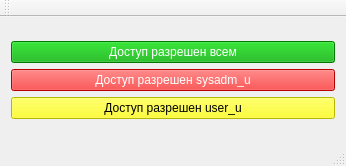
Above: src/UIR8/mainwindow.ui from HotIceCream/uir8_doc before the change. Below: the same form after it.
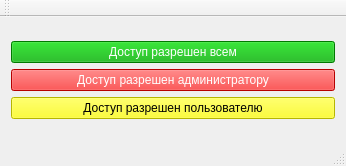
That is the form after the change.

What changed in the file:
```diff
--- a/src/UIR8/mainwindow.ui
+++ b/src/UIR8/mainwindow.ui
@@ -35,7 +35,7 @@
 color: rgb(255, 255, 255);</string>
         </property>
         <property name="text">
-         <string>Доступ разрешен sysadm_u</string>
+         <string>Доступ разрешен администратору</string>
         </property>
        </widget>
       </item>
@@ -46,7 +46,7 @@
 </string>
         </property>
         <property name="text">
-         <string>Доступ разрешен user_u</string>
+         <string>Доступ разрешен пользователю</string>
         </property>
        </widget>
       </item>
```
